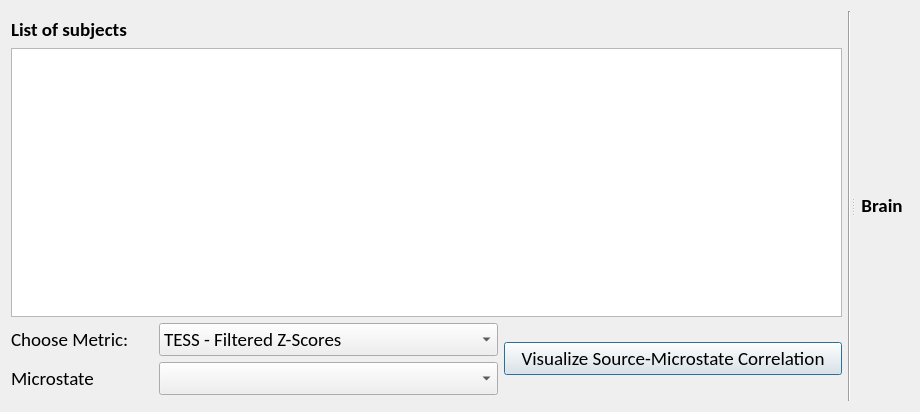
Qt form EEG_COMET/ui/SourceVisualizationWindow.ui (eeg-comet/eeg-comet) before a commit.
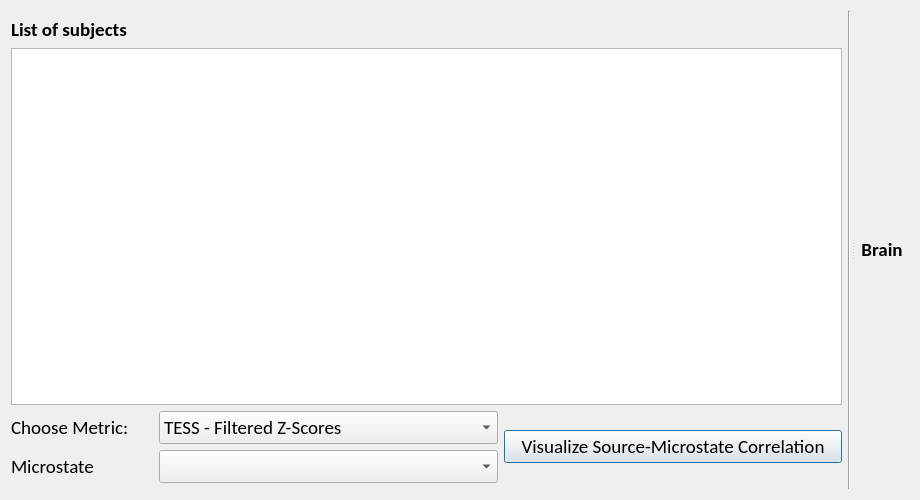
The same form after that commit.

Commit message: Set min size for windows

The edit to the form file:
```diff
--- a/EEG_COMET/ui/SourceVisualizationWindow.ui
+++ b/EEG_COMET/ui/SourceVisualizationWindow.ui
@@ -7,9 +7,15 @@
     <x>0</x>
     <y>0</y>
     <width>920</width>
-    <height>412</height>
+    <height>500</height>
    </rect>
   </property>
+  <property name="minimumSize">
+   <size>
+    <width>800</width>
+    <height>500</height>
+   </size>
+  </property>
   <property name="font">
    <font>
     <family>Calibri</family>
```
The commit also changes 7 other files.
